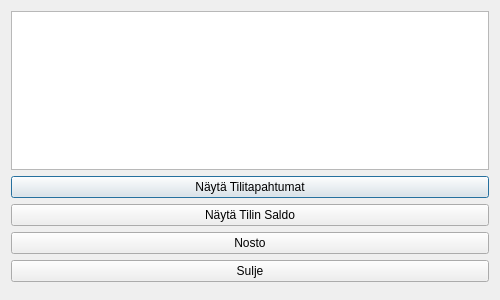
The window that bankautomat/customer.ui (T1juko00/Pankkiautomaatti-kouluprojekti) describes before a commit, drawn with Qt 5.
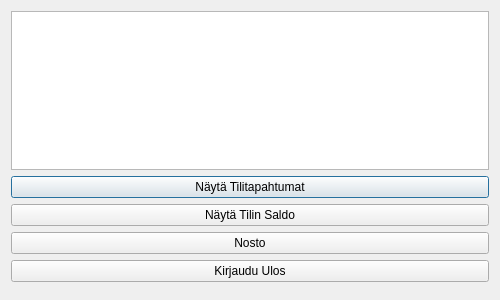
The same window after the commit.

Patch:
```diff
--- a/bankautomat/customer.ui
+++ b/bankautomat/customer.ui
@@ -66,7 +66,7 @@
    <item>
     <widget class="QPushButton" name="closeButton">
      <property name="text">
-      <string>Sulje</string>
+      <string>Kirjaudu Ulos</string>
      </property>
     </widget>
    </item>
```
